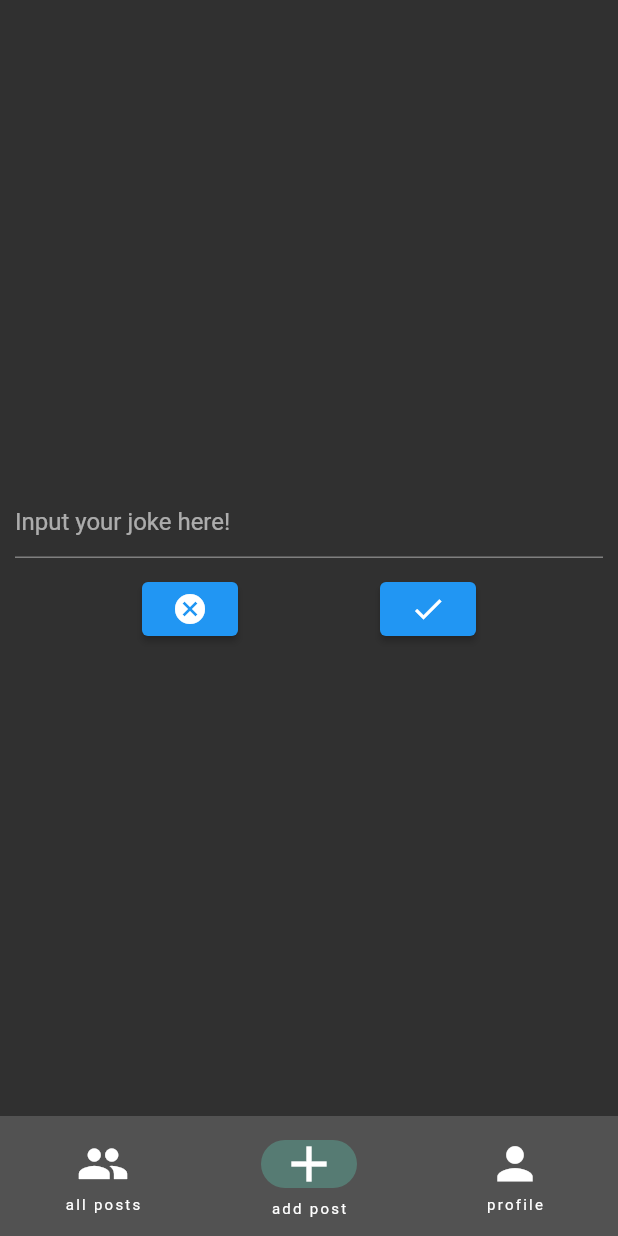
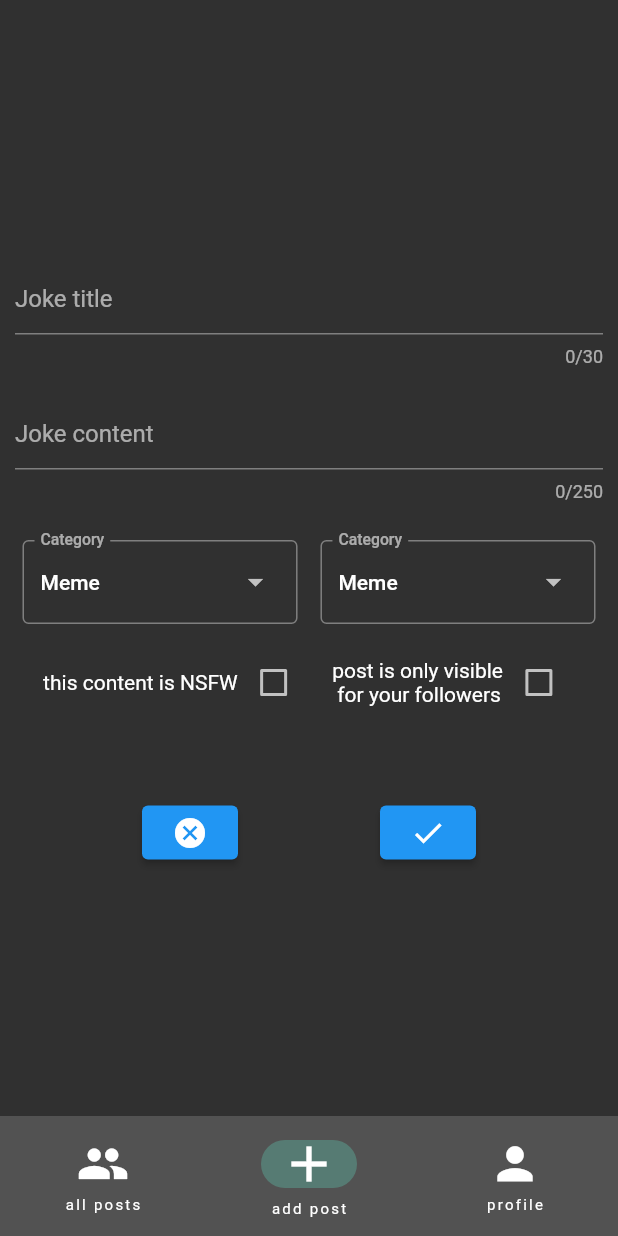
Before and after one commit to yolowex/flutter_temp2, a Flutter app: the screen it shows after launch, swiped to page 2, on a phone screen of 412 x 824 dp. Run offline on Flutter 3.47's test engine with Material 2 defaults, Android fonts, the phone set to English and light mode, and no system bars.

Commit message:
Added multiple new fields to JokeAddPage

```diff
--- a/lib/joke_add_page.dart
+++ b/lib/joke_add_page.dart
@@ -10,6 +10,8 @@ class JokeAddPage extends StatefulWidget {
 
 class _JokeAddPageState extends State<JokeAddPage> {
   TextEditingController controller = TextEditingController();
+  bool? checkbox1 = false;
+  bool? checkbox2 = false;
 
   @override
   Widget build(BuildContext context) {
@@ -18,6 +20,17 @@ class _JokeAddPageState extends State<JokeAddPage> {
     return Column(
       mainAxisAlignment: MainAxisAlignment.center,
       children: [
+        const Flexible(
+            child: Padding(
+              padding: EdgeInsets.all(10.0),
+              child: TextField(
+                controller: null,
+                maxLength: 30,
+                decoration: InputDecoration(
+                  hintText: "Joke title",
+                ),
+              ),
+            )),
         Flexible(
             child: Padding(
               padding: const EdgeInsets.all(10.0),
@@ -25,26 +38,126 @@ class _JokeAddPageState extends State<JokeAddPage> {
                 controller: controller,
                 maxLines: 6,
                 minLines: 1,
-            decoration: InputDecoration(
-              hintText: "Input your joke here!",
+                maxLength: 250,
+                decoration: const InputDecoration(
+                  hintText: "Joke content",
                 ),
               ),
             )),
+        Flexible(
+          child: Padding(
+            padding: const EdgeInsets.all(15.0),
+            child: Column(
+              children: [
+                LayoutBuilder(
+                  builder: (context, constraints) => Row(
+                    mainAxisAlignment: MainAxisAlignment.start,
+                    children: [
+                      DropdownMenuGenerator(
+                        width: constraints.maxWidth * 0.48,
+                        hintText: "Category",
+                        list: [
+                          "Meme",
+                          "Programmer joke",
+                          "Dad joke",
+                          "College Joke",
+                          "Dark Humor"
+                        ],
+                      ),
+                      SizedBox(
+                        width: constraints.maxWidth * 0.04,
+                      ),
+                      DropdownMenuGenerator(
+                        width: constraints.maxWidth * 0.48,
+                        hintText: "Category",
+                        list: [
+                          "Meme",
+                          "Programmer joke",
+                          "Dad joke",
+                          "College Joke",
+                          "Dark Humor"
+                        ],
+                      ),
+                    ],
+                  ),
+                ),
+                SizedBox(height: 15,),
                 Row(
+                  mainAxisAlignment: MainAxisAlignment.center,
+                  children: [
+                    Text("this content is NSFW"),
+                    Checkbox(
+                        value: checkbox1,
+                        onChanged: (newValue) =>
+                            setState(() => checkbox1 = newValue)),
+                    SizedBox(
+                      width: 15,
+                    ),
+                    Text("post is only visible\n for your followers"),
+                    Checkbox(
+                        value: checkbox2,
+                        onChanged: (newValue) =>
+                            setState(() => checkbox2 = newValue)),
+                  ],
+                )
+              ],
+            ),
+          ),
+        ),
+        Flexible(
+          child: Row(
             mainAxisAlignment: MainAxisAlignment.spaceEvenly,
             children: [
-            ElevatedButton(onPressed: () {
-              setState(
-                controller.clear
-              );
-            }, child: Icon(Icons.cancel)),
-            ElevatedButton(onPressed: () {
-              appState.addJoke(JokeData(accountName: "user", text: controller.text));
+              ElevatedButton(
+                  onPressed: () {
+                    setState(controller.clear);
+                  },
+                  child: Icon(Icons.cancel)),
+              ElevatedButton(
+                  onPressed: () {
+                    appState.addJoke(
+                        JokeData(accountName: "user", text: controller.text));
                     controller.clear();
-            }, child: Icon(Icons.done)),
+                  },
+                  child: Icon(Icons.done)),
             ],
+          ),
         )
       ],
     );
   }
 }
+
+class DropdownMenuGenerator extends StatefulWidget {
+  final List<String> list;
+  final String? hintText;
+  final double? width;
+  const DropdownMenuGenerator(
+      {super.key, required this.list, this.hintText, this.width});
+
+  @override
+  State<DropdownMenuGenerator> createState() => _DropdownMenuGeneratorState();
+}
+
+class _DropdownMenuGeneratorState extends State<DropdownMenuGenerator> {
+  late String dropdownValue = widget.list.first;
+
+  @override
+  Widget build(BuildContext context) {
+    return Expanded(
+      child: DropdownMenu(
+        width: widget.width,
+        initialSelection: widget.list.first,
+        label: widget.hintText == null ? null : Text(widget.hintText!),
+        onSelected: (String? value) {
+          setState(() {
+            dropdownValue = value!;
+          });
+        },
+        dropdownMenuEntries: widget.list.map((String value) {
+          return DropdownMenuEntry(value: value, label: value);
+        }).toList(),
+      ),
+    );
+  }
+}
--- a/lib/joke_nav_bar.dart
+++ b/lib/joke_nav_bar.dart
@@ -3,7 +3,7 @@ import 'package:layout_concepts/joke_app.dart';
 import 'package:provider/provider.dart';
 
 class JokeNavBar extends StatefulWidget {
-  final Function onDestinationSelected;
+  void Function(int) onDestinationSelected;
   JokeNavBar({required this.onDestinationSelected});
 
   @override
@@ -19,10 +19,7 @@ class _JokeNavBarState extends State<JokeNavBar> {
 
     return NavigationBar(
         selectedIndex: appState.navBarIndex,
-        onDestinationSelected: (newIndex) {
-          setState(() => appState..navBarIndex = newIndex);
-          widget.onDestinationSelected(newIndex);
-        },
+        onDestinationSelected: widget.onDestinationSelected,
         destinations: const <Widget>[
           NavigationDestination(
               icon: Icon(Icons.people, size: 35), label: "all posts"),
```
Lines whose indentation alone changed are shown as unchanged.
